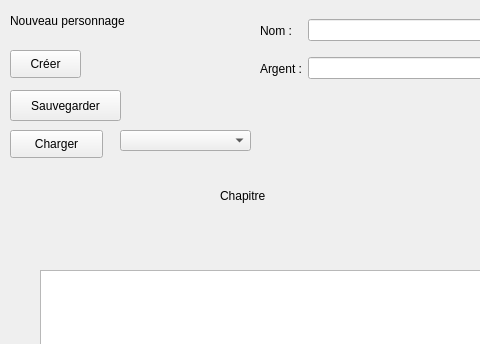
Above: tp.ui from VincentHoule/houle_vincent_BD2_TP before the change; both pictures show x 0 to 480 and y 0 to 344 of the 1063 by 903 pixel window. Below: the same form after it.
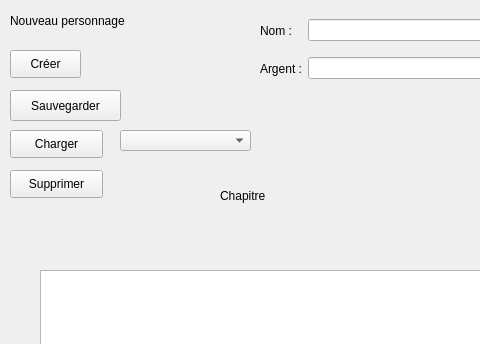
That is the form after the change.

```diff
--- a/tp.ui
+++ b/tp.ui
@@ -306,6 +306,19 @@
      <string>Prochain Chapitre</string>
     </property>
    </widget>
+   <widget class="QPushButton" name="pushButton_supprimer">
+    <property name="geometry">
+     <rect>
+      <x>10</x>
+      <y>170</y>
+      <width>93</width>
+      <height>28</height>
+     </rect>
+    </property>
+    <property name="text">
+     <string>Supprimer</string>
+    </property>
+   </widget>
   </widget>
   <widget class="QMenuBar" name="menubar">
    <property name="geometry">
```
Left out of the diff: 2 changed lines with no effect on the pictures.
